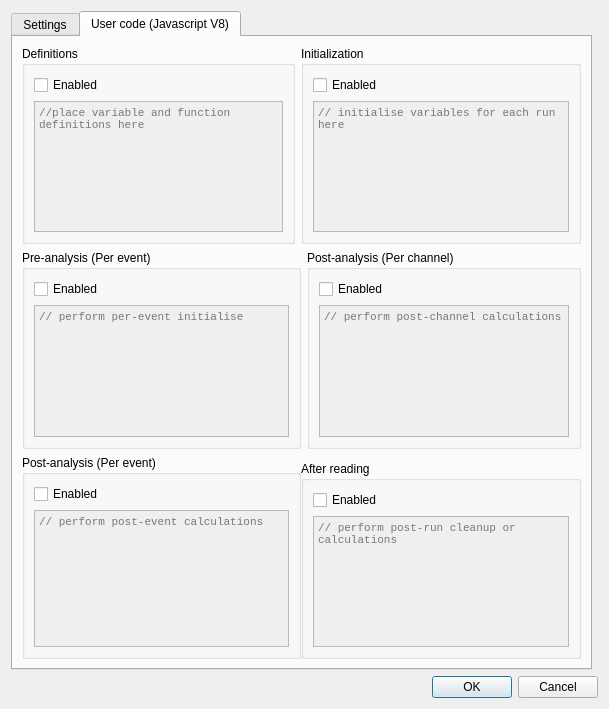
Before: the Qt Designer form QtDAQ/Forms/Dialogs/dialogAnalysisConfig.ui in veggiesaurus/qtdaq, drawn with Qt 5.
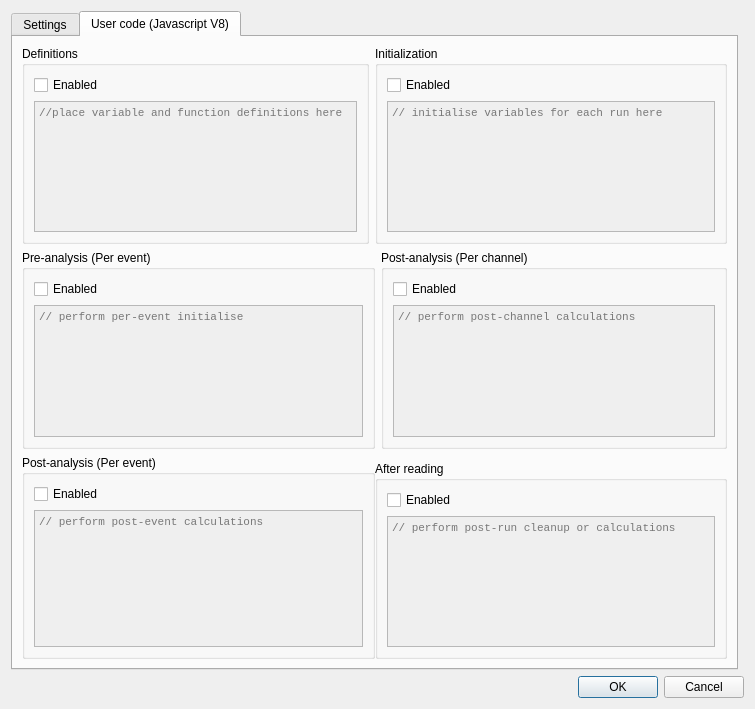
After: the same form once the commit is applied. The open tabs and pages were chosen to show the change.

The edit to the form file:
```diff
--- a/QtDAQ/Forms/Dialogs/dialogAnalysisConfig.ui
+++ b/QtDAQ/Forms/Dialogs/dialogAnalysisConfig.ui
@@ -6,7 +6,7 @@
    <rect>
     <x>0</x>
     <y>0</y>
-    <width>554</width>
+    <width>755</width>
     <height>627</height>
    </rect>
   </property>
```
Left out of the diff: 19 changed lines with no effect on the pictures.
